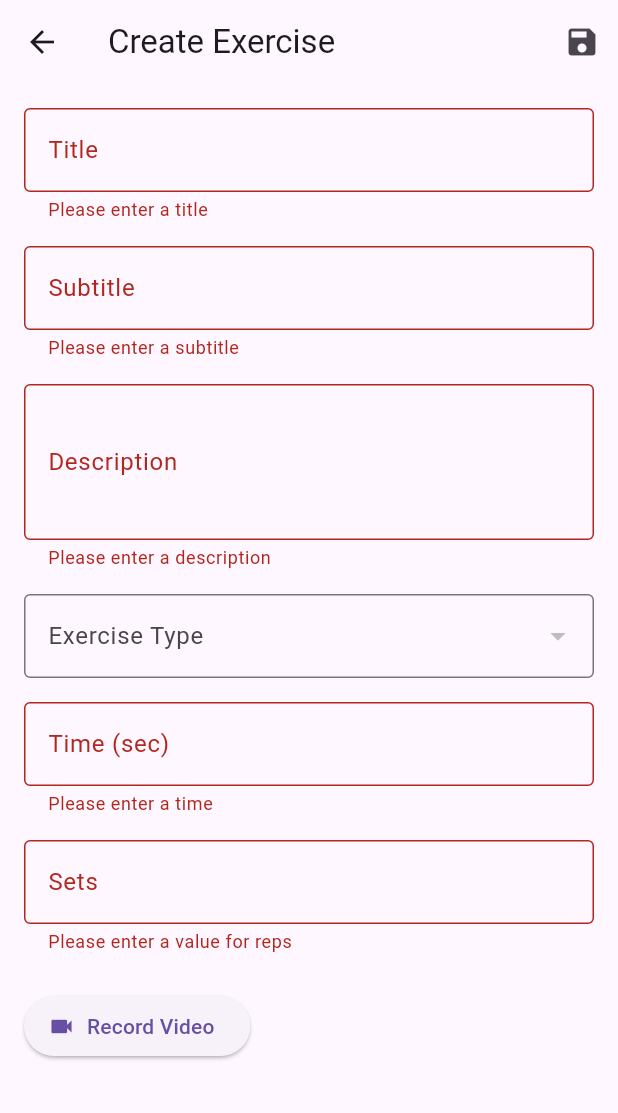
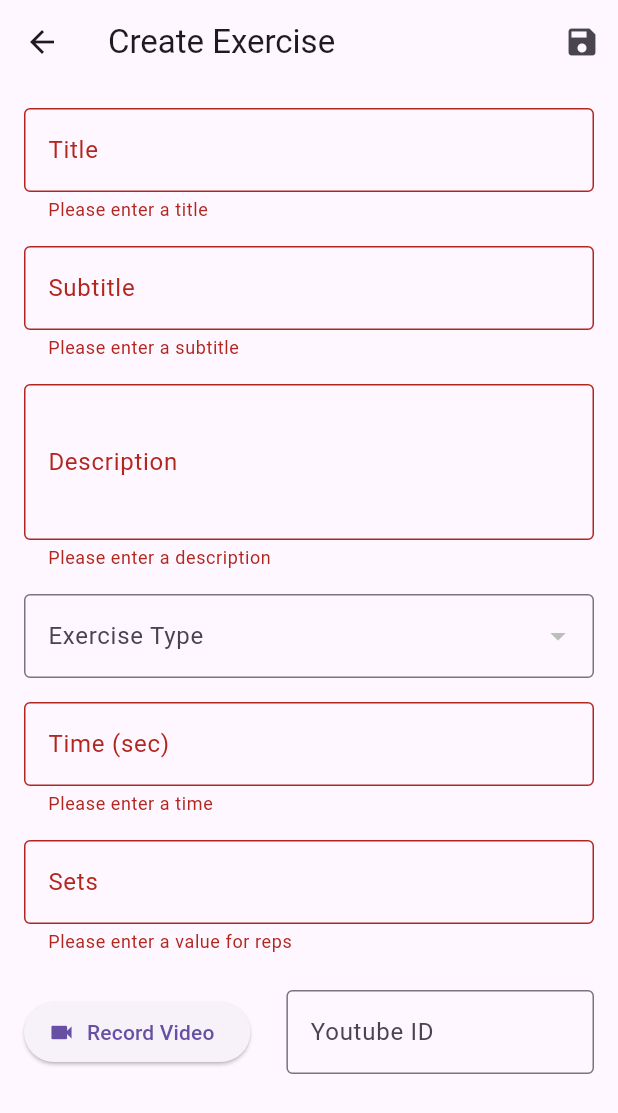
Before and after one commit to nickmeinhold/level_up, a Flutter app: the UpsertExerciseScreen screen opened directly with empty values, after a tap on the "save" icon, on a phone screen of 412 x 824 dp. Shown: the top 1113 px of the screen. Run offline on Flutter 3.47's test engine with Material 3 defaults, Android fonts, the phone set to English and light mode, and no system bars; our stand-ins replace cloud_firestore, file_picker, firebase_auth, firebase_core, firebase_storage, go_router and 3 more; missing offline and left inert: level_up_shared; accounts and stored records are empty; network calls fail.

Commit message:
Add youtube id when creating an exercise

```diff
--- a/apps/level_up_coach/lib/workouts/screens/upsert_exercise_screen.dart
+++ b/apps/level_up_coach/lib/workouts/screens/upsert_exercise_screen.dart
@@ -26,6 +26,7 @@ class _UpsertExerciseScreenState extends State<UpsertExerciseScreen> {
   final _weightController = TextEditingController();
   final _repsController = TextEditingController();
   final _setsController = TextEditingController();
+  final _youtubeIdController = TextEditingController();
 
   ExerciseType _selectedType = ExerciseType.timed;
   String? _videoUrl;
@@ -53,6 +54,7 @@ class _UpsertExerciseScreenState extends State<UpsertExerciseScreen> {
     _weightController.dispose();
     _repsController.dispose();
     _setsController.dispose();
+    _youtubeIdController.dispose();
     super.dispose();
   }
 
@@ -68,6 +70,7 @@ class _UpsertExerciseScreenState extends State<UpsertExerciseScreen> {
         _titleController.text = exercise.title;
         _subtitleController.text = exercise.subtitle;
         _descriptionController.text = exercise.description;
+        _youtubeIdController.text = exercise.youtubeId ?? '';
         switch (exercise) {
           case TimedExercise():
             _timeController.text = exercise.time.toString();
@@ -94,6 +97,10 @@ class _UpsertExerciseScreenState extends State<UpsertExerciseScreen> {
           ExerciseType.reps => RepsExercise(
             id: widget.exerciseId ?? '',
             videoUrl: _videoUrl,
+            youtubeId:
+                _youtubeIdController.text == ''
+                    ? null
+                    : _youtubeIdController.text,
             title: _titleController.text,
             subtitle: _subtitleController.text,
             description: _descriptionController.text,
@@ -103,6 +110,10 @@ class _UpsertExerciseScreenState extends State<UpsertExerciseScreen> {
           ExerciseType.timed => TimedExercise(
             id: widget.exerciseId ?? '',
             videoUrl: _videoUrl,
+            youtubeId:
+                _youtubeIdController.text == ''
+                    ? null
+                    : _youtubeIdController.text,
             title: _titleController.text,
             subtitle: _subtitleController.text,
             description: _descriptionController.text,
@@ -112,6 +123,10 @@ class _UpsertExerciseScreenState extends State<UpsertExerciseScreen> {
           ExerciseType.repsWithWeight => RepsExerciseWithWeight(
             id: widget.exerciseId ?? '',
             videoUrl: _videoUrl,
+            youtubeId:
+                _youtubeIdController.text == ''
+                    ? null
+                    : _youtubeIdController.text,
             title: _titleController.text,
             subtitle: _subtitleController.text,
             description: _descriptionController.text,
@@ -359,6 +374,8 @@ class _UpsertExerciseScreenState extends State<UpsertExerciseScreen> {
                             const SizedBox(height: 8),
                           ],
                         ),
+                      Row(
+                        children: [
                           ElevatedButton.icon(
                             icon: const Icon(Icons.videocam),
                             label: const Text('Record Video'),
@@ -374,6 +391,19 @@ class _UpsertExerciseScreenState extends State<UpsertExerciseScreen> {
                               }
                             },
                           ),
+                          const SizedBox(width: 24),
+                          Expanded(
+                            child: TextFormField(
+                              controller: _youtubeIdController,
+                              decoration: const InputDecoration(
+                                labelText: 'Youtube ID',
+                                border: OutlineInputBorder(),
+                              ),
+                              keyboardType: TextInputType.text,
+                            ),
+                          ),
+                        ],
+                      ),
                     ],
                   ),
                 ),
```
Also changed, not shown: apps/level_up_coach/lib/workouts/screens/workout_detail_screen.dart (+25 -0 lines). Lines whose indentation alone changed are shown as unchanged.
